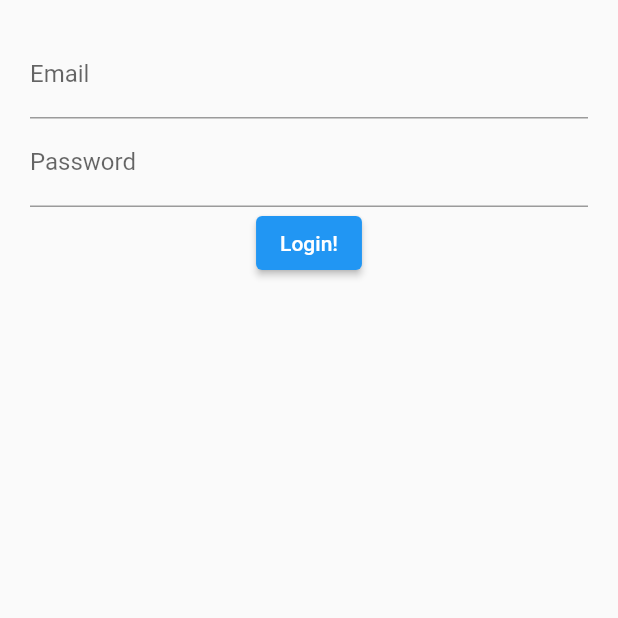
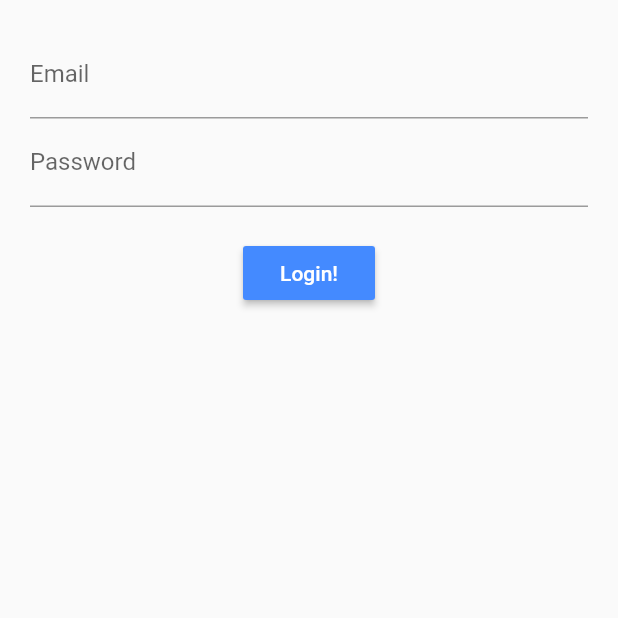
Before and after one commit to karankumarshreds/FlutterForms, a Flutter app: the screen it shows after launch, on a phone screen of 412 x 824 dp, the top half of it. Run offline on Flutter 3.47's test engine with Material 2 defaults, Android fonts, the phone set to English and light mode, and no system bars.

Commit message:
add container for margin

```diff
--- a/lib/src/screens/login_screen.dart
+++ b/lib/src/screens/login_screen.dart
@@ -12,7 +12,12 @@ class LoginScreenState extends State<LoginScreen> {
       margin: EdgeInsets.all(20.0),
       child: Form(
         child: Column(
-          children: <Widget>[emailField(), passwordField(), submitButton()],
+          children: <Widget>[
+            emailField(),
+            passwordField(),
+            Container(margin: EdgeInsets.only(top: 20.0),),
+            submitButton(),
+          ],
         ),
       ),
     );
@@ -41,8 +46,10 @@ class LoginScreenState extends State<LoginScreen> {
   }
 
   Widget submitButton() {
-    return ElevatedButton(
+    return MaterialButton(
       onPressed: () {},
+      color: Colors.blueAccent,
+      textColor: Colors.white,
       child: Text('Login!'),
     );
   }
```
